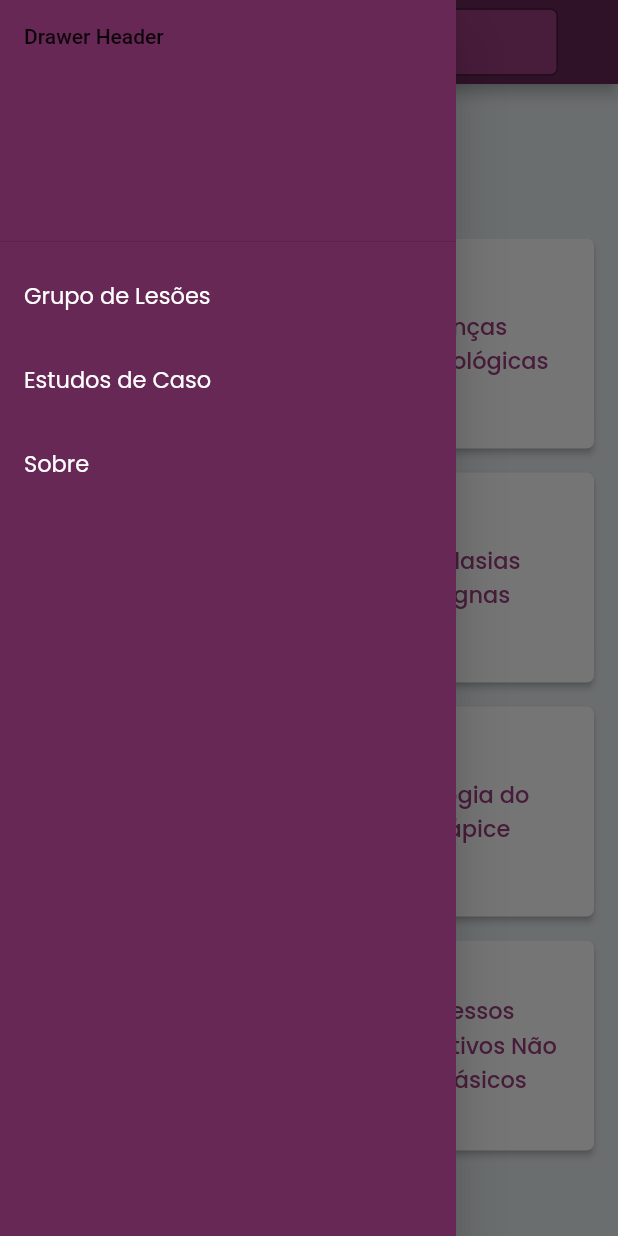
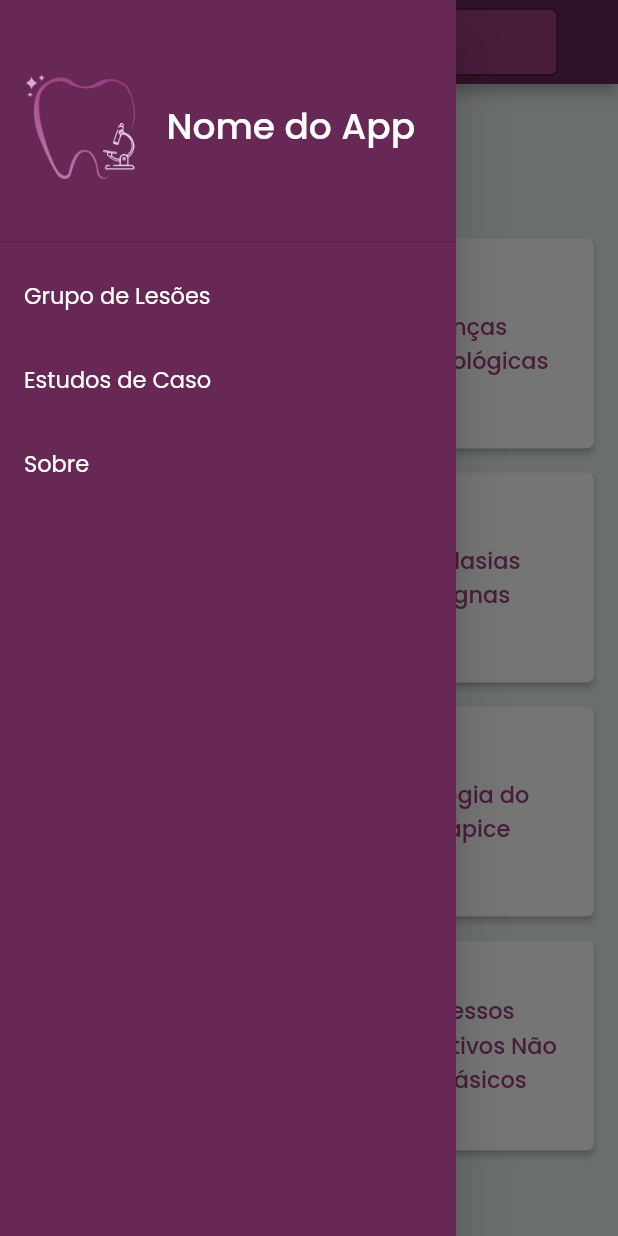
Before and after one commit to ASdOliveira/Slide-Viewer, a Flutter app: the screen it shows after launch, with the side drawer open, on a phone screen of 412 x 824 dp. Run offline on Flutter 3.47's test engine with Material 2 defaults, Android fonts, the phone set to English and light mode, and no system bars; drawn by our look-alikes of flutter_typeahead; our stand-ins replace animated_splash_screen, internet_connection_checker, webview_flutter.

Commit message:
Improving drawer layout

```diff
--- a/App/slide_viewer/lib/Components/DrawerWidget.dart
+++ b/App/slide_viewer/lib/Components/DrawerWidget.dart
@@ -14,9 +14,21 @@ class DrawerWidget extends StatelessWidget {
         child: ListView(
           padding: EdgeInsets.zero,
           children: [
-            const DrawerHeader(
-              child: Text('Drawer Header'),
-            ),
+            DrawerHeader(
+                child: Row(
+              children: [
+                Image.asset(
+                  'assets/images/logo.png',
+                  height: 70,
+                  width: 75,
+                ),
+                const SizedBox(width: 20),
+                Text(
+                  "Nome do App",
+                  style: H1WhiteTextStyle(),
+                )
+              ],
+            )),
             ListTile(
               title: Text(
                 'Grupo de Lesões',
--- a/App/slide_viewer/lib/Components/SplashScreenWidget.dart
+++ b/App/slide_viewer/lib/Components/SplashScreenWidget.dart
@@ -14,7 +14,7 @@ class SplashScreenWidget extends StatelessWidget {
             duration: 2500,
             splashIconSize: 500,
             splash: Image.asset(
-              'assets/images/logo.jpg',
+              'assets/images/logo.png',
               height: 200,
               width: 205,
             ),
--- a/App/slide_viewer/lib/Style/CustomTextStyle.dart
+++ b/App/slide_viewer/lib/Style/CustomTextStyle.dart
@@ -6,6 +6,14 @@ TextStyle H1TextStyle() {
       fontFamily: 'Poppins',
       fontWeight: FontWeight.w500,
       color: Color(0xFF672855));
+}
+
+TextStyle H1WhiteTextStyle() {
+  return const TextStyle(
+      fontSize: 24,
+      fontFamily: 'Poppins',
+      fontWeight: FontWeight.w500,
+      color: Color(0xFFFFFFFF));
 }
 
 TextStyle H2TextStyle(double fontSize) {
```
Also changed, not shown: App/slide_viewer/assets/images/logo.jpg (deleted), App/slide_viewer/assets/images/logo.png (added).
